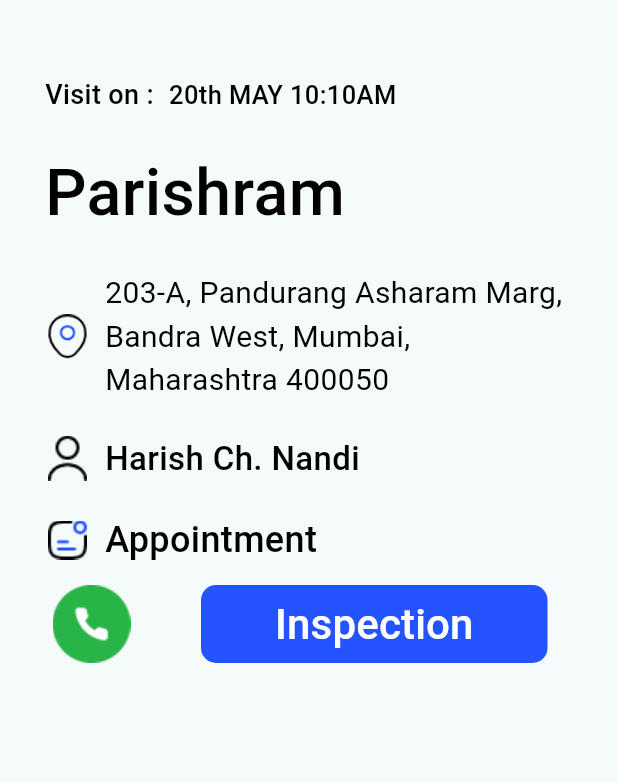
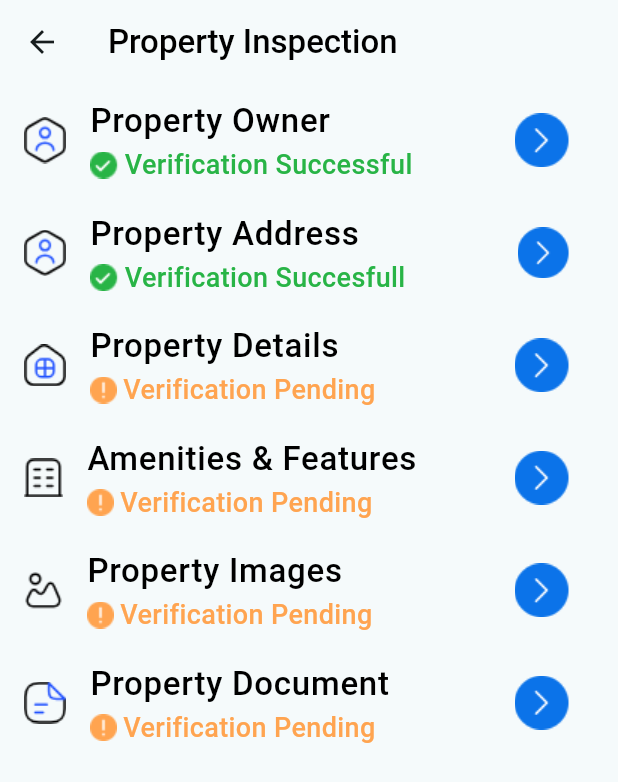
Before and after one commit to deepoza14/distressed_property, a Flutter app: the CustomBottomSheet widget shown alone on an empty page, opened directly, after a tap on "Inspection", on a phone screen of 412 x 824 dp. Shown: the top 782 px of the screen. Run offline on Flutter 3.47's test engine with Material 2 defaults, Android fonts, the phone set to English and light mode, and no system bars; our stand-ins replace pinput; Roboto replaces fonts that are missing (Metropolis, Montserrat).

Commit message:
init commit

```diff
--- a/lib/screens/homepage.dart
+++ b/lib/screens/homepage.dart
@@ -1,3 +1,4 @@
+import 'package:distressed_property/screens/update_screen.dart';
 import 'package:distressed_property/theme/textstyle.dart';
 import 'package:distressed_property/widgets/bottom_sheet.dart';
 import 'package:flutter/material.dart';
@@ -292,11 +293,11 @@ class _HomePageState extends State<HomePage> {
                                         ),
                                         PopupMenuItem(
                                           onTap: () {
-                                            Navigator.pop(context);
-                                            showModalBottomSheet(
-                                                context: context,
-                                                builder: (context) =>
-                                                    const CustomBottomSheet());
+                                            Navigator.push(
+                                                context,
+                                                MaterialPageRoute(
+                                                    builder: (context) =>
+                                                        UpdateScreen()));
                                           },
                                           child: Text(
                                             "Update",
--- /dev/null
+++ b/lib/screens/update_screen.dart
@@ -0,0 +1,218 @@
+import 'package:distressed_property/theme/textstyle.dart';
+import 'package:flutter/material.dart';
+
+class UpdateScreen extends StatefulWidget {
+  const UpdateScreen({super.key});
+
+  @override
+  State<UpdateScreen> createState() => _UpdateScreenState();
+}
+
+class _UpdateScreenState extends State<UpdateScreen> {
+  @override
+  Widget build(BuildContext context) {
+    return Scaffold(
+      appBar: AppBar(
+        leading: IconButton(
+          onPressed: () {
+            Navigator.pop(context);
+          },
+          icon: Icon(Icons.arrow_back),
+        ),
+        title: Text(
+          "Property Inspection",
+          style: editMetropolisTextStyle(
+              fontSize: 22, fontWeight: FontWeight.w500, color: Colors.black),
+        ),
+      ),
+      body: SafeArea(
+        child: Column(
+          children: [
+            ListView(
+              shrinkWrap: true,
+              children: [
+                ListTile(
+                  leading: Image.asset("assets/images/profile.png"),
+                  title: Text(
+                    "Property Owner",
+                    style: editMetropolisTextStyle(
+                      fontSize: 22,
+                      fontWeight: FontWeight.w500,
+                      color: Colors.black,
+                    ),
+                  ),
+                  subtitle: Row(
+                    children: [
+                      Image.asset("assets/images/verification_successfull.png"),
+                      SizedBox(
+                        width: 4,
+                      ),
+                      Text(
+                        "Verification Successful",
+                        style: editMetropolisTextStyle(
+                          fontSize: 18,
+                          fontWeight: FontWeight.w500,
+                          color: Color(0xff28B446),
+                        ),
+                      ),
+                    ],
+                  ),
+                  trailing: IconButton(
+                    onPressed: () {},
+                    icon: Image.asset("assets/images/arrow.png"),
+                  ),
+                ),
+
+                ListTile(
+                  leading: Image.asset("assets/images/profile.png"),
+                  title: Text(
+                    "Property Address",
+                    style: editMetropolisTextStyle(
+                        fontSize: 22,
+                        fontWeight: FontWeight.w500,
+                        color: Colors.black),
+                  ),
+                  subtitle: Row(
+                    children: [
+                      Image.asset("assets/images/verification_successfull.png"),
+                      SizedBox(
+                        width: 4,
+                      ),
+                      Text(
+                        "Verification Succesfull",
+                        style: editMetropolisTextStyle(
+                            fontSize: 18,
+                            fontWeight: FontWeight.w500,
+                            color: Color(0xff28B446)),
+                      ),
+                    ],
+                  ),
+                  trailing: IconButton(
+                    onPressed: () {},
+                    icon: Image.asset("assets/images/arrow.png",height: 35,width: 35,),
+                  ),
+                ),
+                ListTile(
+                  leading: Image.asset("assets/images/property.png"),
+                  title: Text(
+                    "Property Details",
+                    style: editMetropolisTextStyle(
+                        fontSize: 22,
+                        fontWeight: FontWeight.w500,
+                        color: Colors.black),
+                  ),
+                  subtitle: Row(
+                    children: [
+                      Image.asset("assets/images/verification_pending.png"),
+                      SizedBox(
+                        width: 4,
+                      ),
+                      Text(
+                        "Verification Pending",
+                        style: editMetropolisTextStyle(
+                            fontSize: 18,
+                            fontWeight: FontWeight.w500,
+                            color: Color(0xffFFA450)),
+                      ),
+                    ],
+                  ),
+                  trailing: IconButton(
+                    onPressed: () {},
+                    icon: Image.asset("assets/images/arrow.png"),
+                  ),
+                ),
+                ListTile(
+                  leading: Image.asset("assets/images/amenities.png"),
+                  title: Text(
+                    "Amenities & Features",
+                    style: editMetropolisTextStyle(
+                        fontSize: 22,
+                        fontWeight: FontWeight.w500,
+                        color: Colors.black),
+                  ),
+                  subtitle: Row(
+                    children: [
+                      Image.asset("assets/images/verification_pending.png"),
+                      SizedBox(
+                        width: 4,
+                      ),
+                      Text(
+                        "Verification Pending",
+                        style: editMetropolisTextStyle(
+                            fontSize: 18,
+                            fontWeight: FontWeight.w500,
+                            color: Color(0xffFFA450)),
+                      ),
+                    ],
+                  ),
+                  trailing: IconButton(
+                    onPressed: () {},
+                    icon: Image.asset("assets/images/arrow.png"),
+                  ),
+                ),
+                ListTile(
+                  leading: Image.asset("assets/images/property_images.png"),
+                  title: Text(
+                    "Property Images",
+                    style: editMetropolisTextStyle(
+                        fontSize: 22,
+                        fontWeight: FontWeight.w500,
+                        color: Colors.black),
+                  ),
+                  subtitle: Row(
+                    children: [
+                      Image.asset("assets/images/verification_pending.png"),
+                      SizedBox(
+                        width: 4,
+                      ),
+                      Text(
+                        "Verification Pending",
+                        style: editMetropolisTextStyle(
+                            fontSize: 18,
+                            fontWeight: FontWeight.w500,
+                            color: Color(0xffFFA450)),
+                      ),
+                    ],
+                  ),
+                  trailing: IconButton(
+                    onPressed: () {},
+                    icon: Image.asset("assets/images/arrow.png"),
+                  ),
+                ),
+                ListTile(
+                  leading: Image.asset("assets/images/property_documents.png"),
+                  title: Text(
+                    "Property Document",
+                    style: editMetropolisTextStyle(
+                        fontSize: 22,
+                        fontWeight: FontWeight.w500,
+                        color: Colors.black),
+                  ),
+                  subtitle: Row(
+                    children: [
+                      Image.asset("assets/images/verification_pending.png"),
+                      SizedBox(
+                        width: 4,
+                      ),
+                      Text(
+                        "Verification Pending",
+                        style: editMetropolisTextStyle(
+                            fontSize: 18,
+                            fontWeight: FontWeight.w500,
+                            color: Color(0xffFFA450)),
+                      ),
+                    ],
+                  ),
+                  trailing: IconButton(
+                    onPressed: () {},
+                    icon: Image.asset("assets/images/arrow.png"),
+                  ),
+                )
+              ],
+            )
+          ],
+        ),
+      ),
+    );
+  }
+}
--- a/lib/widgets/bottom_sheet.dart
+++ b/lib/widgets/bottom_sheet.dart
@@ -1,3 +1,4 @@
+import 'package:distressed_property/screens/update_screen.dart';
 import 'package:distressed_property/theme/textstyle.dart';
 import 'package:flutter/material.dart';
 
@@ -123,7 +124,9 @@ class CustomBottomSheet extends StatelessWidget {
               child: Padding(
                 padding: const EdgeInsets.only(left: 35, top: 5, bottom: 0,right: 35),
                 child: TextButton(
-                    onPressed: () {},
+                    onPressed: () {
+                      Navigator.push(context, MaterialPageRoute(builder: (context)=>UpdateScreen()));
+                    },
                     child: Container(
                         height: 52,
                         width: 268,
```
Also changed, not shown: assets/images/amenities.png (added), assets/images/arrow.png (added), assets/images/profile.png (added), assets/images/property.png (added), assets/images/property_documents.png (added), assets/images/property_images.png (added), assets/images/verification_pending.png (added), assets/images/verification_successfull.png (added).
